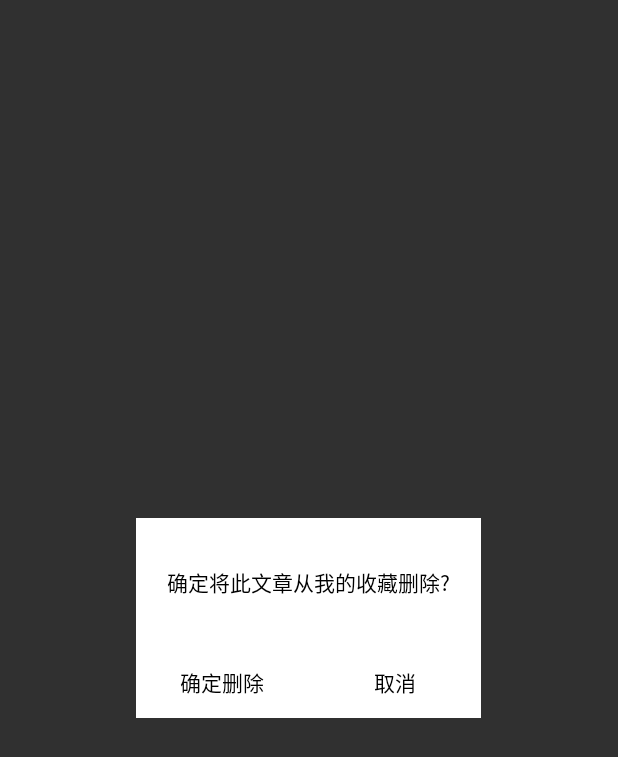
After one commit to dasheryang/hear, an Android app: the layout dialog_uncollect.xml on its own in the app's theme, with its tools: preview values and no code run, on a phone screen of 412 x 824 dp. The commit adds this screen. Shown: the top 757 px of the screen. Run offline under Robolectric (Android 15) with nearby library versions, the phone set to English and light mode, and no system bars.

Commit message:
修改了收藏的交互。

```diff
--- a/android_proj/hearApp/src/main/java/hear/app/views/HistoryActivity.java
+++ b/android_proj/hearApp/src/main/java/hear/app/views/HistoryActivity.java
@@ -32,6 +32,7 @@ import hear.app.R;
 import hear.app.engine.BaseHttpAsyncTask;
 import hear.app.helper.AppContext;
 import hear.app.helper.ArrayUtils;
+import hear.app.helper.ToastHelper;
 import hear.app.helper.ToastUtil;
 import hear.app.models.Article;
 import hear.app.models.JsonRespWrapper;
@@ -340,6 +341,7 @@ public class HistoryActivity extends BaseFragmentActivity implements OnClickList
         }
 
         public void doScore() {
+            ToastHelper.showCollected(HistoryActivity.this);
         }
 
         public boolean isLogin() {
--- /dev/null
+++ b/android_proj/hearApp/src/main/res/drawable/shape__toast.xml
@@ -0,0 +1,5 @@
+<?xml version="1.0" encoding="utf-8"?>
+<shape xmlns:android="http://schemas.android.com/apk/res/android">
+    <solid android:color="#99111111" />
+    <corners android:radius="8dp" />
+</shape>
--- /dev/null
+++ b/android_proj/hearApp/src/main/res/layout/dialog_uncollect.xml
@@ -0,0 +1,41 @@
+<?xml version="1.0" encoding="utf-8"?>
+<LinearLayout xmlns:android="http://schemas.android.com/apk/res/android"
+    android:orientation="vertical"
+    android:layout_width="230dp"
+    android:layout_height="wrap_content"
+    android:layout_gravity="center"
+    android:background="@android:color/white">
+
+    <TextView
+        android:layout_width="wrap_content"
+        android:layout_height="wrap_content"
+        android:layout_gravity="center_horizontal"
+        android:layout_marginTop="32dp"
+        android:layout_marginBottom="32dp"
+        android:textColor="@android:color/black"
+        android:text="确定将此文章从我的收藏删除?" />
+
+    <LinearLayout
+        android:orientation="horizontal"
+        android:layout_width="match_parent"
+        android:layout_height="wrap_content">
+
+        <Button
+            android:id="@+id/btn_confirm"
+            android:layout_width="match_parent"
+            android:layout_height="wrap_content"
+            android:layout_weight="1"
+            android:textColor="@android:color/black"
+            android:background="@android:color/transparent"
+            android:text="确定删除" />
+
+        <Button
+            android:id="@+id/btn_cancel"
+            android:layout_width="match_parent"
+            android:layout_height="wrap_content"
+            android:layout_weight="1"
+            android:textColor="@android:color/black"
+            android:background="@android:color/transparent"
+            android:text="取消" />
+    </LinearLayout>
+</LinearLayout>
```
Also changed, not shown: android_proj/hearApp/src/main/java/hear/app/helper/ToastHelper.java (added, +40 -0 lines), android_proj/hearApp/src/main/java/hear/app/views/ArticleFragment.java (+33 -14 lines), android_proj/hearApp/src/main/java/hear/app/views/UncollectDialog.java (added, +47 -0 lines), android_proj/hearApp/src/main/res/layout/widget_toast.xml (added, +34 -0 lines).
